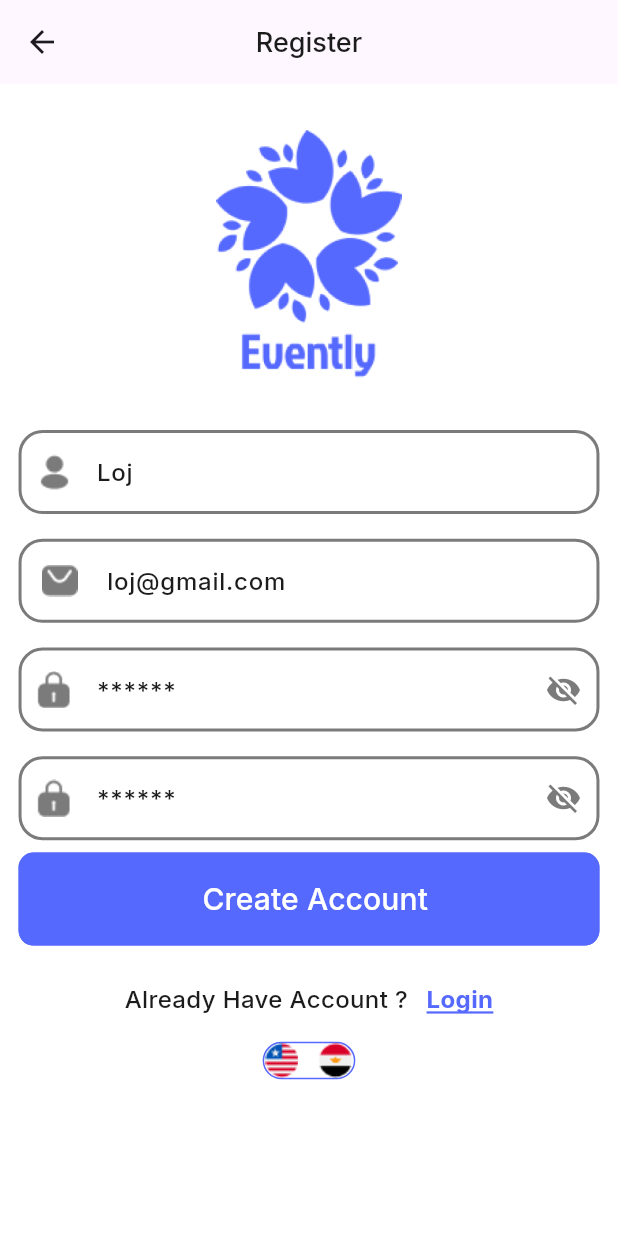
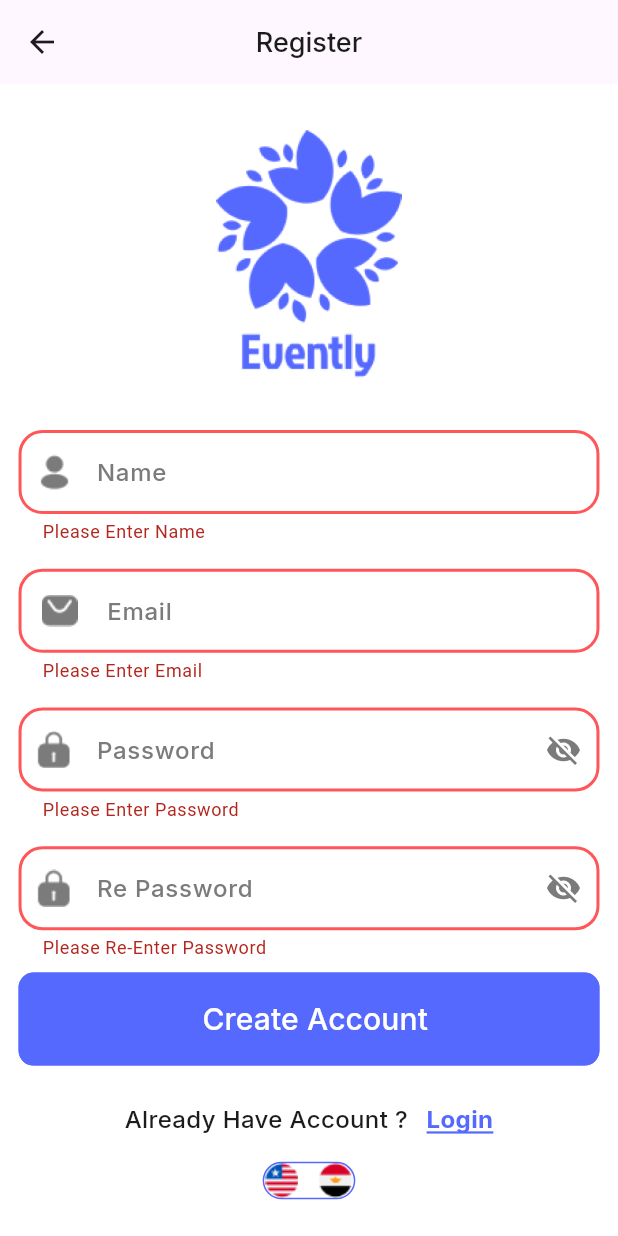
Before and after one commit to LojainHamza/eventPlanningApplication, a Flutter app: the RegisterScreen screen opened by its route, after a tap on "Create Account", on a phone screen of 412 x 824 dp. Run offline on Flutter 3.47's test engine with Material 3 defaults, Android fonts, the phone set to English and light mode, and no system bars; our stand-ins replace cloud_firestore, firebase_auth, firebase_core, fluttertoast, google_fonts, smooth_page_indicator; accounts and stored records are empty; generated files the repository leaves out were written again.

Commit message:
login and register logic done. added dialog utils file.

```diff
--- a/lib/l10n/app_ar.arb
+++ b/lib/l10n/app_ar.arb
@@ -87,5 +87,14 @@
   "re_password_does_not_match_password": "إعادة كلمة المرور لا تتطابق مع كلمة المرور",
   "login_successfully": "تم تسجيل الدخول بنجاح",
   "account_created_successfully": "تم إنشاء الحساب بنجاح",
-  "this_account_is_already_created_before": "تم إنشاء هذا الحساب بالفعل من قبل"
+  "this_account_is_already_created_before": "تم إنشاء هذا الحساب بالفعل من قبل",
+  "loading": "جاري التحميل",
+  "registered_successfully": "تم التسجيل بنجاح",
+  "no_user_found_for_that_email": "لم يتم العثور على مستخدم لهذا البريد الإلكتروني",
+  "wrong_password_provided_for_that_user": "تم إدخال كلمة مرور خاطئة لذلك المستخدم.",
+  "the_supplied_auth_credential_is_incorrect_malformed_or_has_expired": "بيانات اعتماد المصادقة المقدمة غير صحيحة",
+  "the_password_provided_is_too_weak": "كلمة المرور المقدمة ضعيفة جداً",
+  "the_account_already_exists_for_that_email": "الحساب موجود بالفعل لهذا البريد الإلكتروني",
+  "success": "نجاح",
+  "network_error": ""
 }
--- a/lib/l10n/app_en.arb
+++ b/lib/l10n/app_en.arb
@@ -87,5 +87,14 @@
   "re_password_does_not_match_password": "Re-Password Doesn't Match Password",
   "login_successfully": "Login Successfully",
   "account_created_successfully": "Account Created Successfully",
-  "this_account_is_already_created_before": "This Account Is Already Created Before"
+  "this_account_is_already_created_before": "This Account Is Already Created Before",
+  "loading": "Loading..",
+  "registered_successfully": "Registered Successfully",
+  "no_user_found_for_that_email": "No User Found For That Email.",
+  "wrong_password_provided_for_that_user": "Wrong Password Provided For That User.",
+  "the_supplied_auth_credential_is_incorrect_malformed_or_has_expired": "The Supplied Auth Credential Is Incorrect, Malformed Or Has Expired.",
+  "the_password_provided_is_too_weak": "The Password Provided Is Too Weak.",
+  "the_account_already_exists_for_that_email": "The Account Already Exists For That Email.",
+  "success": "Success",
+  "network_error": "حدث خطأ في الشبكة (مثل انتهاء المهلة أو انقطاع الاتصال)"
 }
--- a/lib/ui/auth/register/register_screen.dart
+++ b/lib/ui/auth/register/register_screen.dart
@@ -1,6 +1,7 @@
 import 'package:event_planning_app/ui/home_screen/home_screen.dart';
 import 'package:event_planning_app/utils/MyAppColors.dart';
 import 'package:event_planning_app/utils/MyAppStyles.dart';
+import 'package:event_planning_app/utils/dialog_utils.dart';
 import 'package:event_planning_app/utils/myAssetsManager.dart';
 import 'package:event_planning_app/widgets/custom_elevated_button.dart';
 import 'package:event_planning_app/widgets/custom_text_field.dart';
@@ -18,10 +19,10 @@ class RegisterScreen extends StatefulWidget {
 
 class _RegisterScreenState extends State<RegisterScreen> {
   bool isObscure = true;
-  var nameController = TextEditingController(text: 'Loj');
-  var emailController = TextEditingController(text: 'loj@gmail.com');
-  var passwordController = TextEditingController(text: '123456');
-  var rePasswordController = TextEditingController(text: '123456');
+  var nameController = TextEditingController();
+  var emailController = TextEditingController();
+  var passwordController = TextEditingController();
+  var rePasswordController = TextEditingController();
   var formKey = GlobalKey<FormState>();
 
   @override
@@ -186,21 +187,37 @@ class _RegisterScreenState extends State<RegisterScreen> {
   }
   void register()async{
     if(formKey.currentState?.validate() == true){
+      DialogUtils.showLoading(context: context, message: AppLocalizations.of(context)!.loading);
       try {
         final credential = await FirebaseAuth.instance.createUserWithEmailAndPassword(
           email: emailController.text,
           password: passwordController.text,
         );
-        print('register successfully');
-        print(credential.user?.uid??"");
+        DialogUtils.hideLoading(context);
+        DialogUtils.showMessage(context: context, message: AppLocalizations.of(context)!.registered_successfully,
+        title: AppLocalizations.of(context)!.success,posActionName: AppLocalizations.of(context)!.ok,
+        posAction: (){
+          Navigator.of(context).pushReplacementNamed(HomeScreen.routeName);
+        });
       } on FirebaseAuthException catch (e) {
         if (e.code == 'weak-password') {
-          print('The password provided is too weak.');
+          DialogUtils.hideLoading(context);
+          DialogUtils.showMessage(context: context, message: AppLocalizations.of(context)!.the_password_provided_is_too_weak,
+          title: AppLocalizations.of(context)!.error,posActionName: AppLocalizations.of(context)!.ok);
         } else if (e.code == 'email-already-in-use') {
-          print('The account already exists for that email.');
+          DialogUtils.hideLoading(context);
+          DialogUtils.showMessage(context: context, message: AppLocalizations.of(context)!.the_account_already_exists_for_that_email,
+          title: AppLocalizations.of(context)!.error,posActionName: AppLocalizations.of(context)!.ok);
+        }
+        else if (e.code == 'network-request-failed') {
+          DialogUtils.hideLoading(context);
+          DialogUtils.showMessage(context: context, message: AppLocalizations.of(context)!.network_error,
+              title: AppLocalizations.of(context)!.error,posActionName: AppLocalizations.of(context)!.ok);
         }
       } catch (e) {
-        print(e);
+        DialogUtils.hideLoading(context);
+        DialogUtils.showMessage(context: context, message: e.toString(),
+        title: AppLocalizations.of(context)!.error,posActionName: AppLocalizations.of(context)!.ok);
       }
     }
     //Navigator.of(context).pushReplacementNamed(HomeScreen.routeName);
```
Also changed, not shown: lib/ui/auth/login/login_screen.dart (+26 -8 lines), lib/utils/dialog_utils.dart (added, +72 -0 lines).
